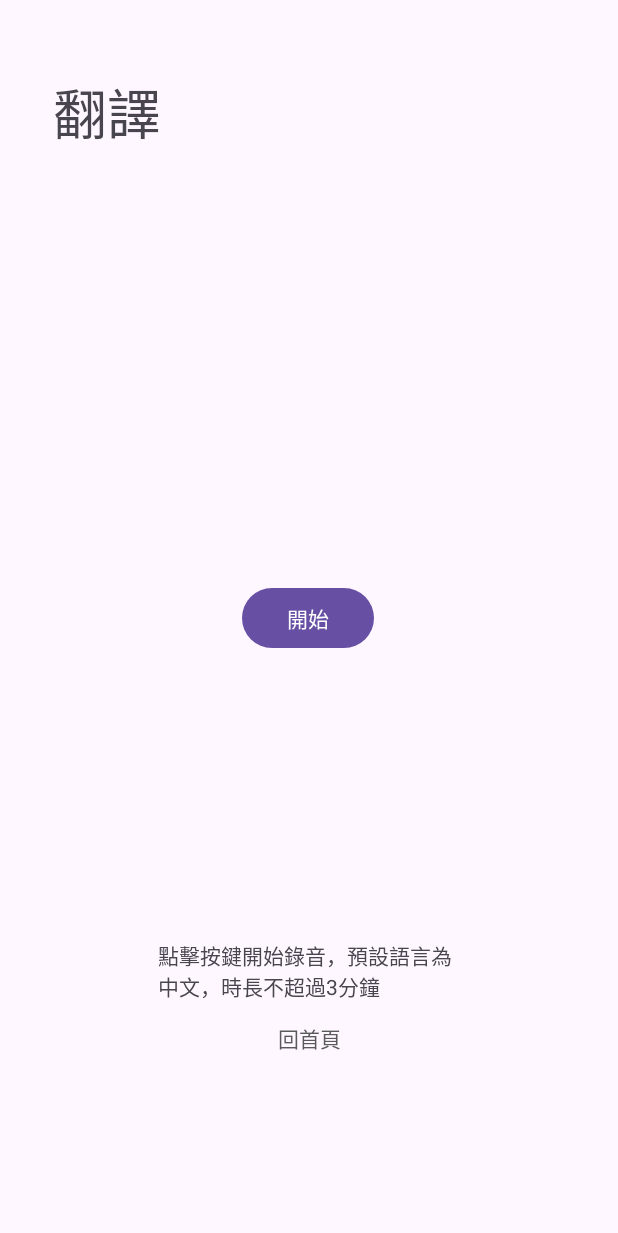
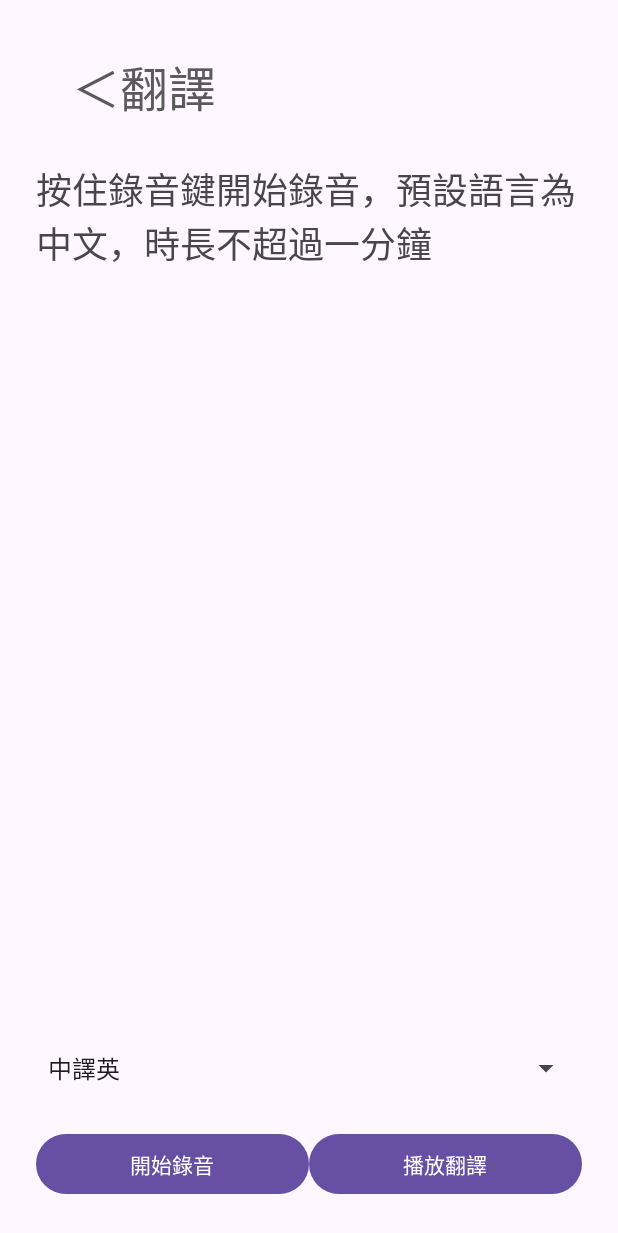
Before and after one commit to JasonMeteor/GraduationProject, an Android app: the Translation screen opened directly, with no data from a screen before it, on a phone screen of 412 x 824 dp. Shown: the top 1233 px of the screen. Run offline under Robolectric (Android 15) with nearby library versions, the phone set to English and light mode, and no system bars.

Commit message:
更新寫到一半的錄音/播音功能，沒安卓沒辦法測試錄音...

```diff
--- a/app/src/main/AndroidManifest.xml
+++ b/app/src/main/AndroidManifest.xml
@@ -3,6 +3,10 @@
     xmlns:tools="http://schemas.android.com/tools">
 
     <uses-permission android:name="android.permission.INTERNET" />
+    <uses-permission android:name="android.permission.RECORD_AUDIO" />
+    <uses-permission android:name="android.permission.WRITE_EXTERNAL_STORAGE" />
+    <uses-permission android:name="android.permission.READ_EXTERNAL_STORAGE" />
+
 
     <application
         android:allowBackup="true"
--- a/app/src/main/java/mobileapp/graduationproject/APIService.java
+++ b/app/src/main/java/mobileapp/graduationproject/APIService.java
@@ -1,6 +1,7 @@
 package mobileapp.graduationproject;
 
 import okhttp3.MultipartBody;
+import okhttp3.RequestBody;
 import okhttp3.ResponseBody;
 import retrofit2.Call;
 import retrofit2.http.Body;
@@ -12,12 +13,25 @@ import retrofit2.http.Path;
 
 public interface APIService {
     @POST("/subtract") //API location
-    Call<MinusResponse> minusNumbers(@Body MinusRequest request);
+    Call<MinusResponse> minusNumbers(@Body MinusRequest request); //減法器測試
 
     @Multipart
     @POST("/upload")
-    Call<ResponseBody> fileUploadTest(@Part MultipartBody.Part file);
+    Call<ResponseBody> fileUploadTest(@Part MultipartBody.Part file); //上傳測試
 
     @GET("/download/{filename}")
-    Call<ResponseBody> fileDownloadTest(@Path("filename") String filename);
+    Call<ResponseBody> fileDownloadTest(@Path("filename") String filename); //下載測試
+
+    @Multipart
+    @POST("/api/stt")
+    Call<ResponseBody> stt(
+            @Part MultipartBody.Part file,
+            @Part("param") RequestBody language_flag
+    ); //單向翻譯stt
+
+    @POST("/api/translate")
+    Call<ResponseBody> tts(@Body TranslateTts ttsData); //單向翻譯tts
 }
+
+// "/api/bidirectional_stt" 雙向翻譯stt接口
+// "api/bidirectional_translate" 雙向翻譯tts接口
--- a/app/src/main/java/mobileapp/graduationproject/Translation.java
+++ b/app/src/main/java/mobileapp/graduationproject/Translation.java
@@ -1,23 +1,141 @@
 package mobileapp.graduationproject;
 
 import androidx.appcompat.app.AppCompatActivity;
+import androidx.core.app.ActivityCompat;
+import androidx.core.content.ContextCompat;
 
 import android.content.Intent;
+import android.content.pm.PackageManager;
+import android.media.MediaPlayer;
+import android.media.MediaRecorder;
 import android.os.Bundle;
+import android.util.Log;
+import android.view.MotionEvent;
 import android.view.View;
+import android.widget.AdapterView;
+import android.widget.ArrayAdapter;
 import android.widget.Button;
+import android.widget.Spinner;
+import android.widget.TextView;
+import android.widget.Toast;
+
+import org.json.JSONException;
+import org.json.JSONObject;
+
+import java.io.File;
+import java.io.FileOutputStream;
+import java.io.IOException;
+
+import okhttp3.MediaType;
+import okhttp3.MultipartBody;
+import okhttp3.RequestBody;
+import okhttp3.ResponseBody;
+import retrofit2.Call;
+import retrofit2.Callback;
+import retrofit2.Response;
 
 public class Translation extends AppCompatActivity {
 
+    private TextView tvSttResult;
     private Button btnBack;
+    private Button btnRecord, btnPlayTrans;
+    private Spinner spnAtoB;
+
+    String[] translateLanguage = new String[] {"中譯英"}; //下拉式選單的內容
+
+    private MediaRecorder mediaRecorder;
+    private String fileName; //這個包含了錄音檔的儲存路徑
+    private String uploadFileName = "recorded_audio.wav"; //這個是上傳時的檔名
+    private int selectedTrans = 0; //選擇的翻譯方式，0 = 中譯英
+
+    APIService apiService;
+
+    String sttResponse;
 
     @Override
     protected void onCreate(Bundle savedInstanceState){
         super.onCreate(savedInstanceState);
         setContentView(R.layout.activity_translation);
 
+        apiService = RetrofitManager.getInstance().getAPI();
+
+        tvSttResult = findViewById(R.id.tv_sttResult);
         btnBack = findViewById(R.id.btn_back);
+        btnRecord = findViewById(R.id.btn_record);
+        btnPlayTrans = findViewById(R.id.btn_playTrans);
+        spnAtoB = findViewById(R.id.spn_AtoB);
 
+        //下拉式選單設定
+        ArrayAdapter<String> adapterLanguage = new ArrayAdapter<String>(this, android.R.layout.simple_spinner_item, translateLanguage);
+        adapterLanguage.setDropDownViewResource(android.R.layout.simple_spinner_dropdown_item);
+        spnAtoB.setAdapter(adapterLanguage);
+
+        //下拉式選單監聽
+        AdapterView.OnItemSelectedListener spnListener = new AdapterView.OnItemSelectedListener() {
+            @Override
+            public void onItemSelected(AdapterView<?> parent, View view, int position, long id) {
+                selectedTrans = (int)id;
+            }
+
+            @Override
+            public void onNothingSelected(AdapterView<?> parent) {
+
+            }
+        };
+
+        //按住錄音
+        View.OnTouchListener recordListener = new View.OnTouchListener() {
+            @Override
+            public boolean onTouch(View v, MotionEvent event) {
+                if (event.getAction() == MotionEvent.ACTION_DOWN) {
+                    // 開始錄音
+                    startRecording();
+                    tvSttResult.setText("Now Loading...");
+                } else if (event.getAction() == MotionEvent.ACTION_UP) {
+                    // 停止錄音
+                    stopRecording();
+                    tvSttResult.setText(sttResponse);
+                }
+                return true;
+            }
+        };
+
+        View.OnClickListener playTransListener = new View.OnClickListener() {
+            @Override
+            public void onClick(View v) {
+                String uploadText = tvSttResult.getText().toString();
+
+                TranslateTts translateTts = new TranslateTts(selectedTrans, uploadText);
+                Call<ResponseBody> call = apiService.tts(translateTts);
+                call.enqueue(new Callback<ResponseBody>() {
+                    @Override
+                    public void onResponse(Call<ResponseBody> call, Response<ResponseBody> response) {
+                        if (response.isSuccessful()) {
+                            // 保存接收到的音頻檔案到本地
+                            try {
+                                File audioFile = new File(getExternalFilesDir(null), "tts_output.mp3");
+                                FileOutputStream fos = new FileOutputStream(audioFile);
+                                fos.write(response.body().bytes());
+                                fos.close();
+
+                                // 播放音頻文件
+                                playAudio(audioFile.getAbsolutePath());
+
+                            } catch (IOException e) {
+                                e.printStackTrace();
+                            }
+                        }
+                    }
+
+                    @Override
+                    public void onFailure(Call<ResponseBody> call, Throwable t) {
+
+                    }
+                });
+            }
+        };
+
+        //回首頁
         View.OnClickListener backHomeListener = new View.OnClickListener() {
             @Override
             public void onClick(View v) {
@@ -28,5 +146,109 @@ public class Translation extends AppCompatActivity {
         };
 
         btnBack.setOnClickListener(backHomeListener);
+        btnRecord.setOnTouchListener(recordListener);
+        btnPlayTrans.setOnClickListener(playTransListener);
+        spnAtoB.setOnItemSelectedListener(spnListener);
+        spnAtoB.setSelection(0); //預設選擇第一項(中譯英)
+    }
+
+    //確認錄音權限
+    /*private void requestPermissions() {
+        if (ContextCompat.checkSelfPermission(this, Manifest.permission.RECORD_AUDIO) != PackageManager.PERMISSION_GRANTED ||
+                ContextCompat.checkSelfPermission(this, Manifest.permission.WRITE_EXTERNAL_STORAGE) != PackageManager.PERMISSION_GRANTED) {
+
+            ActivityCompat.requestPermissions(this,
+                    new String[]{Manifest.permission.RECORD_AUDIO, Manifest.permission.WRITE_EXTERNAL_STORAGE},
+                    PERMISSION_CODE);
+        }
+    }*/
+
+    private void startRecording() {
+        File file = new File(getExternalFilesDir(null), uploadFileName);
+        fileName = file.getAbsolutePath(); //設置錄音檔檔名&儲存路徑
+
+        mediaRecorder = new MediaRecorder();
+        mediaRecorder.setAudioSource(MediaRecorder.AudioSource.MIC);
+        mediaRecorder.setOutputFormat(MediaRecorder.OutputFormat.DEFAULT);
+        mediaRecorder.setAudioEncoder(MediaRecorder.AudioEncoder.AMR_NB);
+        mediaRecorder.setOutputFile(fileName);
+
+        try {
+            mediaRecorder.prepare();
+            mediaRecorder.start();
+        } catch (IOException e) {
+            e.printStackTrace();
+        }
+    }
+
+    private void stopRecording() {
+        mediaRecorder.stop();
+        mediaRecorder.release();
+        mediaRecorder = null;
+
+        // 獲取錄音文件的File對象
+        File audioFile = new File(fileName);
+
+        // 開始上傳音檔
+        uploadFile(audioFile);
+    }
+
+    private void uploadFile(File file) {
+        RequestBody requestFile = RequestBody.create(MediaType.parse("multipart/form-data"), file);
+        MultipartBody.Part body = MultipartBody.Part.createFormData("file", uploadFileName, requestFile);
+        RequestBody language_flag = RequestBody.create(MediaType.parse("text/plain"), String.valueOf(selectedTrans));;
+
+        Call<ResponseBody> call = apiService.stt(body, language_flag);
+
+        call.enqueue(new Callback<ResponseBody>() {
+            @Override
+            public void onResponse(Call<ResponseBody> call, Response<ResponseBody> response) {
+                if (response.isSuccessful()) {
+                    Toast.makeText(Translation.this, "File uploaded successfully", Toast.LENGTH_SHORT).show();
+
+                    // 解析伺服器回傳的JSON響應
+                    String responseBody;
+                    try {
+                        responseBody = response.body().string();
+                    } catch (IOException e) {
+                        throw new RuntimeException(e);
+                    }
+                    JSONObject jsonObject;
+                    try {
+                        jsonObject = new JSONObject(responseBody);
+                    } catch (JSONException e) {
+                        throw new RuntimeException(e);
+                    }
+                    String message;
+                    try {
+                        message = jsonObject.getString("message");
+                    } catch (JSONException e) {
+                        throw new RuntimeException(e);
+                    }
+
+                    sttResponse = message;
+                } else {
+                    Toast.makeText(Translation.this, "Failed to upload file", Toast.LENGTH_SHORT).show();
+                }
+            }
+
+            @Override
+            public void onFailure(Call<ResponseBody> call, Throwable t) {
+                Toast.makeText(Translation.this, "Error: " + t.getMessage(), Toast.LENGTH_SHORT).show();
+                Log.e("Upload error:", t.getMessage());
+            }
+        });
+    }
+
+    //播放音檔
+    private void playAudio(String audioPath) {
+        MediaPlayer mediaPlayer = new MediaPlayer();
+        try {
+            mediaPlayer.setDataSource(audioPath);
+            mediaPlayer.prepare();
+            mediaPlayer.start();
+        } catch (IOException e) {
+            e.printStackTrace();
+        }
     }
 }
--- a/app/src/main/res/layout/activity_translation.xml
+++ b/app/src/main/res/layout/activity_translation.xml
@@ -5,49 +5,70 @@
     android:layout_height="match_parent"
     xmlns:app="http://schemas.android.com/apk/res-auto">
 
-    <TextView
-        android:id="@+id/tv_translateTitle"
-        android:layout_width="wrap_content"
-        android:layout_height="wrap_content"
-        android:layout_marginTop="48dp"
-        android:text="翻譯"
-        android:textSize="36sp"
-        app:layout_constraintEnd_toEndOf="parent"
-        app:layout_constraintHorizontal_bias="0.103"
-        app:layout_constraintStart_toStartOf="parent"
-        app:layout_constraintTop_toTopOf="parent" />
-
-    <Button
-        android:id="@+id/btn_startTranslate"
-        android:layout_width="wrap_content"
-        android:layout_height="wrap_content"
-        android:text="開始"
-        app:layout_constraintBottom_toBottomOf="parent"
-        app:layout_constraintEnd_toEndOf="parent"
-        app:layout_constraintHorizontal_bias="0.498"
-        app:layout_constraintStart_toStartOf="parent"
-        app:layout_constraintTop_toTopOf="parent" />
-
-    <TextView
-        android:id="@+id/tv_explain"
-        android:layout_width="200dp"
-        android:layout_height="wrap_content"
-        android:layout_marginBottom="156dp"
-        android:text="點擊按鍵開始錄音，預設語言為中文，時長不超過3分鐘"
-        app:layout_constraintBottom_toBottomOf="parent"
-        app:layout_constraintEnd_toEndOf="parent"
-        app:layout_constraintHorizontal_bias="0.497"
-        app:layout_constraintStart_toStartOf="parent" />
-
     <Button
         android:id="@+id/btn_back"
         style="@style/Widget.AppCompat.Button.Borderless"
         android:layout_width="wrap_content"
         android:layout_height="wrap_content"
-        android:text="回首頁"
+        android:layout_marginStart="24dp"
+        android:layout_marginTop="24dp"
+        android:text="＜翻譯"
         android:textColor="#5A5A5A"
+        android:textSize="32dp"
+        app:layout_constraintStart_toStartOf="parent"
+        app:layout_constraintTop_toTopOf="parent" />
+
+    <TextView
+        android:id="@+id/tv_sttResult"
+        android:layout_width="0dp"
+        android:layout_height="0dp"
+        android:layout_marginStart="24dp"
+        android:layout_marginTop="16dp"
+        android:layout_marginEnd="24dp"
+        android:layout_marginBottom="16dp"
+        android:text="按住錄音鍵開始錄音，預設語言為中文，時長不超過一分鐘"
+        android:textSize="24sp"
+        app:layout_constraintBottom_toTopOf="@+id/spn_AtoB"
         app:layout_constraintEnd_toEndOf="parent"
         app:layout_constraintStart_toStartOf="parent"
-        app:layout_constraintTop_toBottomOf="@+id/tv_explain" />
+        app:layout_constraintTop_toBottomOf="@+id/btn_back" />
+
+    <Spinner
+        android:id="@+id/spn_AtoB"
+        android:layout_width="0dp"
+        android:layout_height="48dp"
+        android:layout_marginStart="24dp"
+        android:layout_marginEnd="24dp"
+        android:layout_marginBottom="16dp"
+        app:layout_constraintBottom_toTopOf="@+id/linearLayout4"
+        app:layout_constraintEnd_toEndOf="parent"
+        app:layout_constraintStart_toStartOf="parent" />
+
+    <LinearLayout
+        android:id="@+id/linearLayout4"
+        android:layout_width="0dp"
+        android:layout_height="wrap_content"
+        android:layout_marginStart="24dp"
+        android:layout_marginEnd="24dp"
+        android:layout_marginBottom="24dp"
+        android:orientation="horizontal"
+        app:layout_constraintBottom_toBottomOf="parent"
+        app:layout_constraintEnd_toEndOf="parent"
+        app:layout_constraintStart_toStartOf="parent">
+
+        <Button
+            android:id="@+id/btn_record"
+            android:layout_width="match_parent"
+            android:layout_height="wrap_content"
+            android:layout_weight="1"
+            android:text="開始錄音" />
+
+        <Button
+            android:id="@+id/btn_playTrans"
+            android:layout_width="match_parent"
+            android:layout_height="wrap_content"
+            android:layout_weight="1"
+            android:text="播放翻譯" />
+    </LinearLayout>
 
 </androidx.constraintlayout.widget.ConstraintLayout>
```
Also changed, not shown: app/src/main/java/mobileapp/graduationproject/TranslateTts.java (added, +11 -0 lines), app/src/main/res/layout/activity_main.xml (+41 -35 lines).
